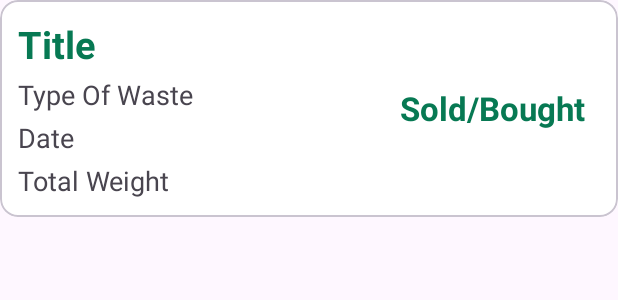
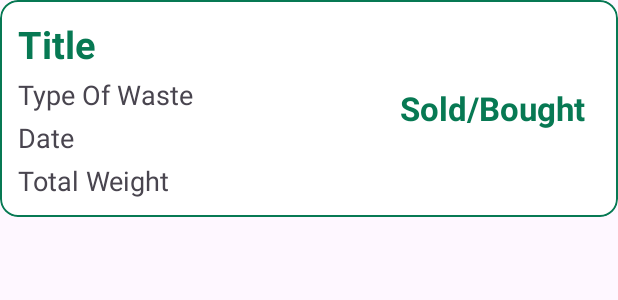
Before and after one commit to RiddhiSGithub/Compostify, an Android app: the layout user_recent_activity_list.xml on its own in the app's theme, with its tools: preview values and no code run, on a phone screen of 412 x 824 dp. Shown: the top 300 px of the screen. Run offline under Robolectric (Android 15) with nearby library versions, the phone set to English and light mode, and no system bars.

Commit message:
user_recent_activity_list.xml Changes

```diff
--- a/app/src/main/res/layout/user_recent_activity_list.xml
+++ b/app/src/main/res/layout/user_recent_activity_list.xml
@@ -5,6 +5,7 @@
     android:layout_height="wrap_content"
     android:layout_marginBottom="8dp"
     android:backgroundTint="@color/secondary"
+    app:strokeColor="@color/primary"
     >
 
     <LinearLayout
```
